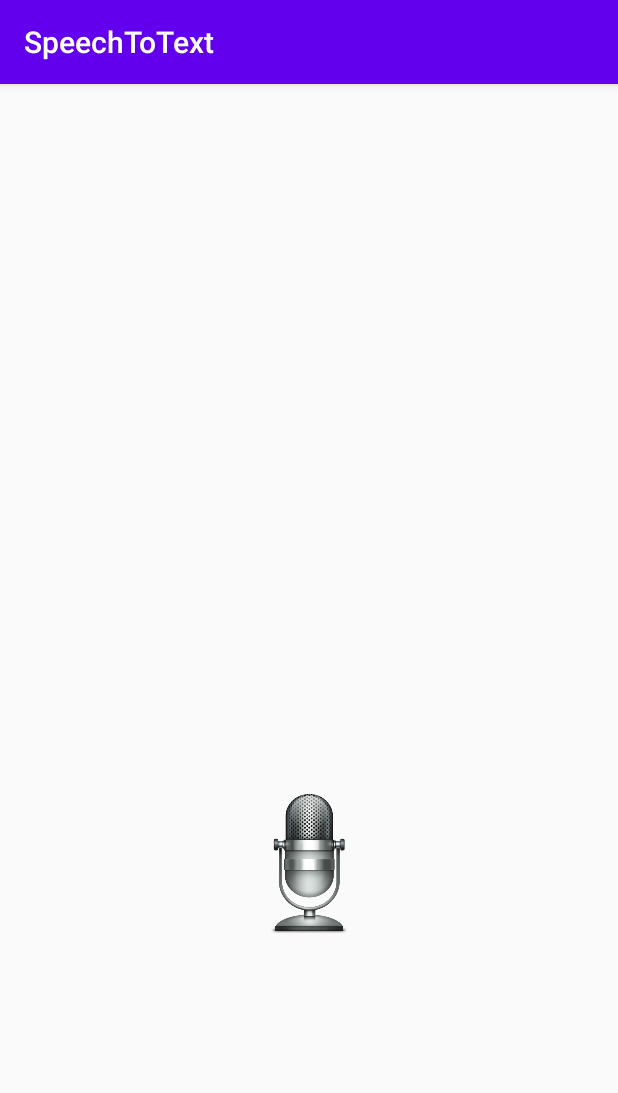
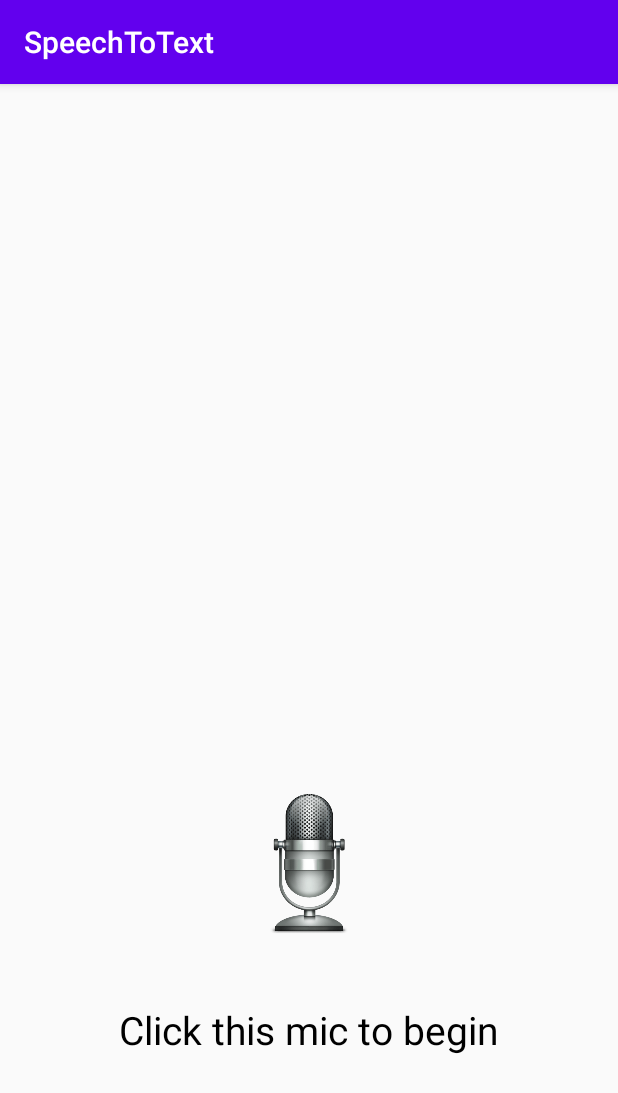
Before and after one commit to soloman-01/voiceToText, an Android app: the screen it shows after launch (MainActivity), on a phone screen of 412 x 824 dp. Shown: the top 1093 px of the screen. Run offline under Robolectric (Android 15) with nearby library versions, the phone set to English and light mode, and no system bars.

Commit message:
First Commit

```diff
--- a/app/src/main/AndroidManifest.xml
+++ b/app/src/main/AndroidManifest.xml
@@ -2,8 +2,6 @@
 <manifest xmlns:android="http://schemas.android.com/apk/res/android"
     package="com.example.speechtotext">
 
-<!--    <uses-permission android:name="android.permission.RECORD_AUDIO"/>-->
-<!--    <uses-permission android:name="android.permission.INTERNET"/>-->
 
     <application
         android:allowBackup="true"
--- a/app/src/main/res/layout/activity_main.xml
+++ b/app/src/main/res/layout/activity_main.xml
@@ -29,4 +29,17 @@
         android:src="@drawable/ic_mic"
         android:contentDescription="@string/todo" />
 
+    <TextView
+        android:id="@+id/clickMic"
+        android:layout_width="wrap_content"
+        android:layout_height="wrap_content"
+        android:layout_centerHorizontal="true"
+        android:layout_alignParentBottom="true"
+        android:layout_marginBottom="100dp"
+        android:text="Click this mic to begin"
+        android:textColor="#000"
+        android:textSize="26sp"
+        android:padding="20sp"
+        android:textStyle="normal"/>
+
 </RelativeLayout>
```
Also changed, not shown: app/build.gradle (line endings or trailing spaces), app/src/main/java/com/example/speechtotext/MainActivity.java (line endings or trailing spaces), app/src/main/res/drawable-v24/ic_launcher_foreground.xml (line endings or trailing spaces), app/src/main/res/drawable/ic_launcher_background.xml (line endings or trailing spaces), app/src/main/res/mipmap-anydpi-v26/ic_launcher.xml (line endings or trailing spaces), app/src/main/res/mipmap-anydpi-v26/ic_launcher_round.xml (line endings or trailing spaces), app/src/main/res/values/colors.xml (line endings or trailing spaces), app/src/main/res/values/strings.xml (line endings or trailing spaces), app/src/main/res/values/styles.xml (line endings or trailing spaces), build.gradle (line endings or trailing spaces), gradle.properties (line endings or trailing spaces), gradle/wrapper/gradle-wrapper.properties, settings.gradle (line endings or trailing spaces), 5 other files.
